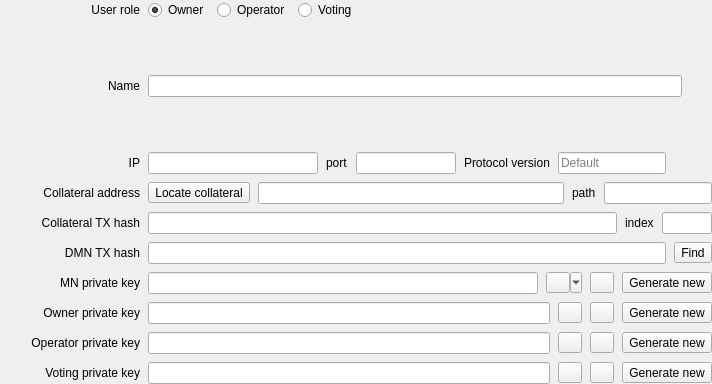
Bertrand256/dash-masternode-tool, file src/ui/ui_masternode_details.ui: the form before one commit.
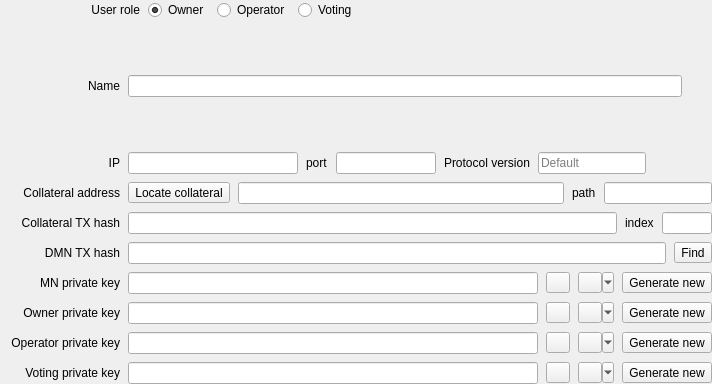
The form after the commit.

Commit message: Option of using Dash addresses for the owner and voting keys and public key for the operator key.

Patch:
```diff
--- a/src/ui/ui_masternode_details.ui
+++ b/src/ui/ui_masternode_details.ui
@@ -131,7 +131,7 @@
          <widget class="QLabel" name="lblName">
           <property name="minimumSize">
            <size>
-            <width>140</width>
+            <width>120</width>
             <height>0</height>
            </size>
           </property>
@@ -183,7 +183,7 @@
          <widget class="QLabel" name="lblIP">
           <property name="minimumSize">
            <size>
-            <width>140</width>
+            <width>120</width>
             <height>0</height>
            </size>
           </property>
@@ -287,7 +287,7 @@
          <widget class="QLabel" name="lblCollateral">
           <property name="minimumSize">
            <size>
-            <width>140</width>
+            <width>120</width>
             <height>0</height>
            </size>
           </property>
@@ -341,7 +341,7 @@
          <widget class="QLabel" name="lblCollateralTxHash">
           <property name="minimumSize">
            <size>
-            <width>140</width>
+            <width>120</width>
             <height>0</height>
            </size>
           </property>
@@ -385,7 +385,7 @@
          <widget class="QLabel" name="lblDMNTxHash">
           <property name="minimumSize">
            <size>
-            <width>140</width>
+            <width>120</width>
             <height>0</height>
            </size>
           </property>
@@ -422,7 +422,7 @@
          <widget class="QLabel" name="lblMasternodePrivateKey">
           <property name="minimumSize">
            <size>
-            <width>140</width>
+            <width>120</width>
             <height>0</height>
            </size>
           </property>
@@ -444,34 +444,6 @@
           </property>
          </widget>
         </item>
-        <item>
-         <widget class="QToolButton" name="btnShowMnPrivateKey">
-          <property name="sizePolicy">
-           <sizepolicy hsizetype="Fixed" vsizetype="Fixed">
-            <horstretch>0</horstretch>
-            <verstretch>0</verstretch>
-           </sizepolicy>
-          </property>
-          <property name="maximumSize">
-           <size>
-            <width>16777215</width>
-            <height>21</height>
-           </size>
-          </property>
-          <property name="toolTip">
-           <string>Show/hide private key</string>
-          </property>
-          <property name="text">
-           <string/>
-          </property>
-          <property name="checkable">
-           <bool>true</bool>
-          </property>
-          <property name="popupMode">
-           <enum>QToolButton::MenuButtonPopup</enum>
-          </property>
-         </widget>
-        </item>
         <item>
          <widget class="QToolButton" name="btnCopyMnKey">
           <property name="maximumSize">
@@ -494,6 +466,34 @@
           </property>
          </widget>
         </item>
+        <item>
+         <widget class="QToolButton" name="btnShowMnPrivateKey">
+          <property name="sizePolicy">
+           <sizepolicy hsizetype="Fixed" vsizetype="Fixed">
+            <horstretch>0</horstretch>
+            <verstretch>0</verstretch>
+           </sizepolicy>
+          </property>
+          <property name="maximumSize">
+           <size>
+            <width>16777215</width>
+            <height>21</height>
+           </size>
+          </property>
+          <property name="toolTip">
+           <string>Show/hide private key</string>
+          </property>
+          <property name="text">
+           <string/>
+          </property>
+          <property name="checkable">
+           <bool>true</bool>
+          </property>
+          <property name="popupMode">
+           <enum>QToolButton::MenuButtonPopup</enum>
+          </property>
+         </widget>
+        </item>
         <item>
          <widget class="QToolButton" name="btnGenerateMnPrivateKey">
           <property name="text">
@@ -509,7 +509,7 @@
          <widget class="QLabel" name="lblOwnerKey">
           <property name="minimumSize">
            <size>
-            <width>140</width>
+            <width>120</width>
             <height>0</height>
            </size>
           </property>
@@ -531,25 +531,6 @@
           </property>
          </widget>
         </item>
-        <item>
-         <widget class="QToolButton" name="btnShowOwnerPrivateKey">
-          <property name="maximumSize">
-           <size>
-            <width>16777215</width>
-            <height>21</height>
-           </size>
-          </property>
-          <property name="toolTip">
-           <string>Show/hide private key</string>
-          </property>
-          <property name="text">
-           <string/>
-          </property>
-          <property name="checkable">
-           <bool>true</bool>
-          </property>
-         </widget>
-        </item>
         <item>
          <widget class="QToolButton" name="btnCopyOwnerKey">
           <property name="maximumSize">
@@ -566,6 +547,28 @@
           </property>
          </widget>
         </item>
+        <item>
+         <widget class="QToolButton" name="btnShowOwnerPrivateKey">
+          <property name="maximumSize">
+           <size>
+            <width>16777215</width>
+            <height>21</height>
+           </size>
+          </property>
+          <property name="toolTip">
+           <string>Show/hide private key</string>
+          </property>
+          <property name="text">
+           <string/>
+          </property>
+          <property name="checkable">
+           <bool>true</bool>
+          </property>
+          <property name="popupMode">
+           <enum>QToolButton::MenuButtonPopup</enum>
+          </property>
+         </widget>
+        </item>
         <item>
          <widget class="QToolButton" name="btnGenerateOwnerPrivateKey">
           <property name="text">
@@ -581,7 +584,7 @@
          <widget class="QLabel" name="lblOperatorKey">
           <property name="minimumSize">
            <size>
-            <width>140</width>
+            <width>120</width>
             <height>0</height>
            </size>
           </property>
@@ -603,25 +606,6 @@
           </property>
          </widget>
         </item>
-        <item>
-         <widget class="QToolButton" name="btnShowOperatorPrivateKey">
-          <property name="maximumSize">
-           <size>
-            <width>16777215</width>
-            <height>21</height>
-           </size>
-          </property>
-          <property name="toolTip">
-           <string>Show/hide private key</string>
-          </property>
-          <property name="text">
-           <string/>
-          </property>
-          <property name="checkable">
-           <bool>true</bool>
-          </property>
-         </widget>
-        </item>
         <item>
          <widget class="QToolButton" name="btnCopyOperatorKey">
           <property name="maximumSize">
@@ -638,6 +622,28 @@
           </property>
          </widget>
         </item>
+        <item>
+         <widget class="QToolButton" name="btnShowOperatorPrivateKey">
+          <property name="maximumSize">
+           <size>
+            <width>16777215</width>
+            <height>21</height>
+           </size>
+          </property>
+          <property name="toolTip">
+           <string>Show/hide private key</string>
+          </property>
+          <property name="text">
+           <string/>
+          </property>
+          <property name="checkable">
+           <bool>true</bool>
+          </property>
+          <property name="popupMode">
+           <enum>QToolButton::MenuButtonPopup</enum>
+          </property>
+         </widget>
+        </item>
         <item>
          <widget class="QToolButton" name="btnGenerateOperatorPrivateKey">
           <property name="text">
@@ -653,7 +659,7 @@
          <widget class="QLabel" name="lblVotingKey">
           <property name="minimumSize">
            <size>
-            <width>140</width>
+            <width>120</width>
             <height>0</height>
            </size>
           </property>
@@ -675,25 +681,6 @@
           </property>
          </widget>
         </item>
-        <item>
-         <widget class="QToolButton" name="btnShowVotingPrivateKey">
-          <property name="maximumSize">
-           <size>
-            <width>16777215</width>
-            <height>21</height>
-           </size>
-          </property>
-          <property name="toolTip">
-           <string>Show/hide private key</string>
-          </property>
-          <property name="text">
-           <string/>
-          </property>
-          <property name="checkable">
-           <bool>true</bool>
-          </property>
-         </widget>
-        </item>
         <item>
          <widget class="QToolButton" name="btnCopyVotingKey">
           <property name="maximumSize">
@@ -710,6 +697,28 @@
           </property>
          </widget>
         </item>
+        <item>
+         <widget class="QToolButton" name="btnShowVotingPrivateKey">
+          <property name="maximumSize">
+           <size>
+            <width>16777215</width>
+            <height>21</height>
+           </size>
+          </property>
+          <property name="toolTip">
+           <string>Show/hide private key</string>
+          </property>
+          <property name="text">
+           <string/>
+          </property>
+          <property name="checkable">
+           <bool>true</bool>
+          </property>
+          <property name="popupMode">
+           <enum>QToolButton::MenuButtonPopup</enum>
+          </property>
+         </widget>
+        </item>
         <item>
          <widget class="QToolButton" name="btnGenerateVotingPrivateKey">
           <property name="text">
```
Left out of the diff: 11 changed lines with no effect on the pictures. The commit also changes 8 other files.
